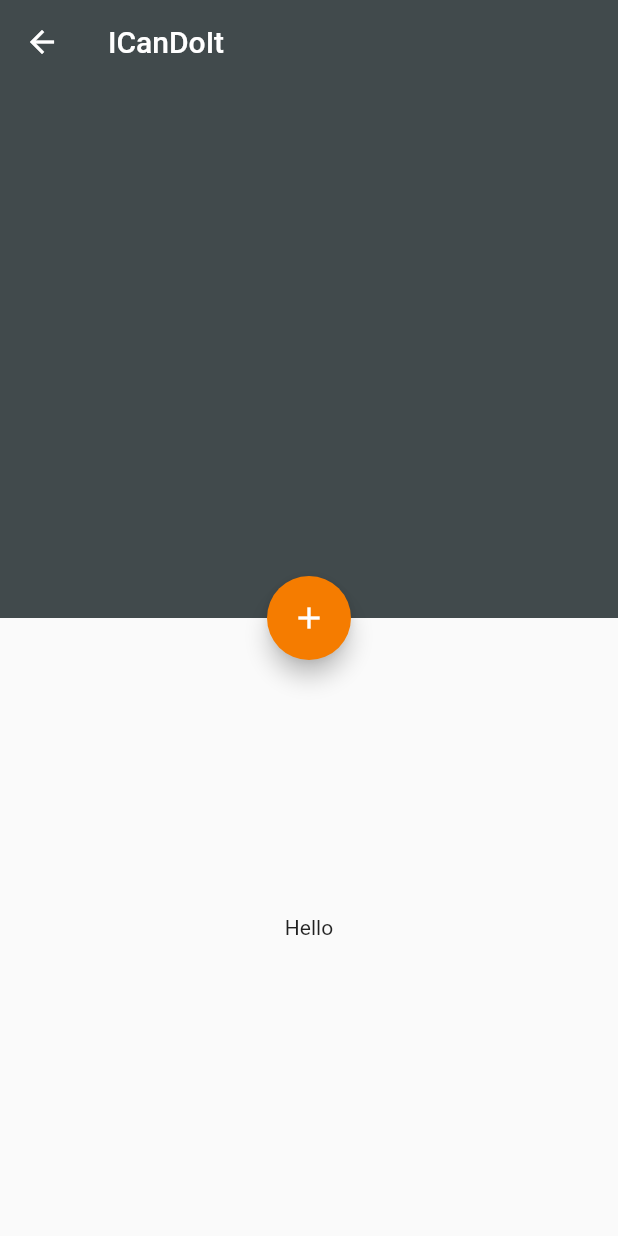
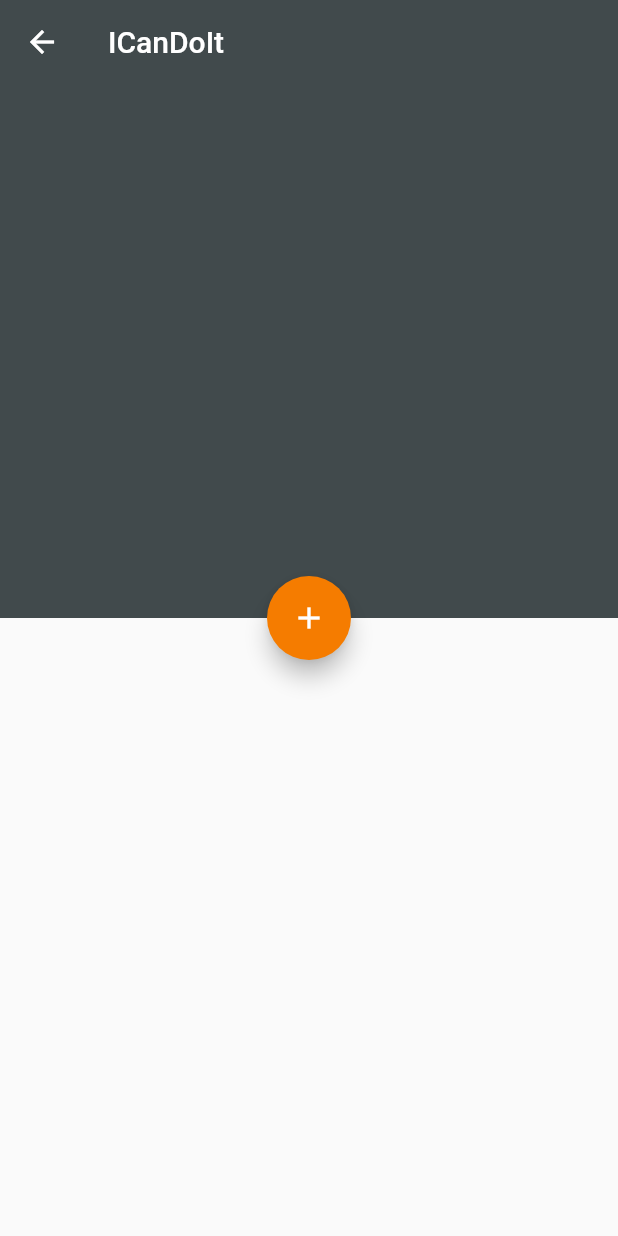
Before and after one commit to Bongouade/I-Can-Do-It, a Flutter app: the screen it shows after launch, after a tap on the "add" icon, on a phone screen of 412 x 824 dp. Run offline on Flutter 3.47's test engine with Material 2 defaults, Android fonts, the phone set to English and light mode, and no system bars.

Commit message:
delete text

```diff
--- a/lib/screens/home_screen.dart
+++ b/lib/screens/home_screen.dart
@@ -33,7 +33,7 @@ class _HomeState extends State<Home> {
       return Container(
         alignment: Alignment.center,
         height: MediaQuery.of(context).size.height * 0.5,
-        child: Text("Hello"),
+        child: Text(""),
       );
     });
   }
```
